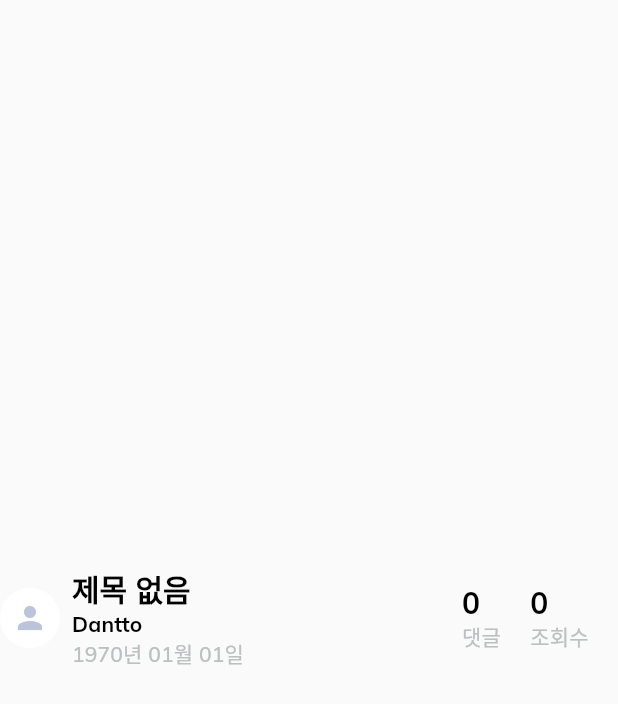
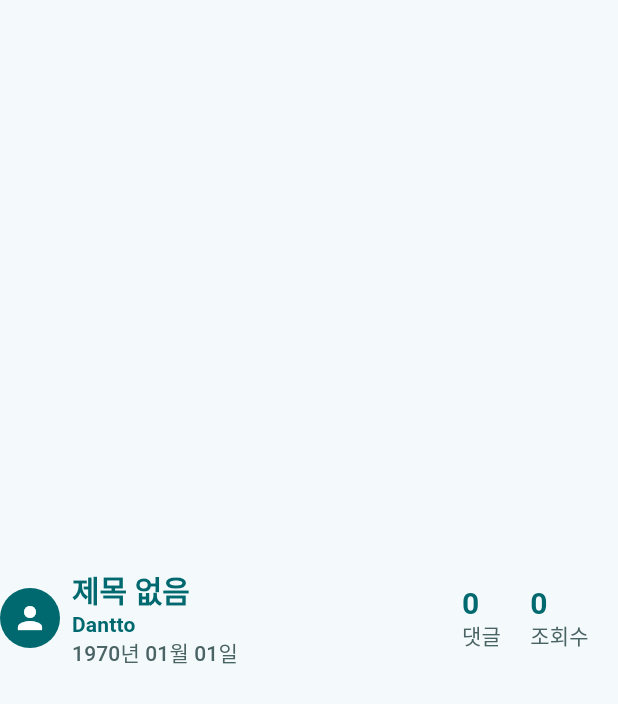
Before and after one commit to Leonamin/cuteshrew_client, a Flutter app: the HorizontalPostingItem widget shown alone on an empty page, opened directly, on a phone screen of 412 x 824 dp. Shown: the top 704 px of the screen. Run offline on Flutter 3.47's test engine with Material 2 defaults, Android fonts, the phone set to English and light mode, and no system bars; our stand-ins replace dartz, equatable, flutter_widget_from_html, flutter_widget_from_html_core, get_it, google_fonts and 3 more; missing offline and left inert: html_editor_enhanced; accounts and stored records are empty; network calls fail.

Commit message:
수정 - UI 색상 조정

```diff
--- a/lib/presentation/screens/home/page/home_page.dart
+++ b/lib/presentation/screens/home/page/home_page.dart
@@ -1,4 +1,3 @@
-import 'package:cuteshrew/presentation/config/constants/color.dart';
 import 'package:cuteshrew/presentation/helpers/responsiveness.dart';
 import 'package:cuteshrew/presentation/screens/home/page/large_home_layout.dart';
 import 'package:cuteshrew/presentation/screens/home/page/small_home_layout.dart';
@@ -14,7 +13,7 @@ class HomePage extends StatelessWidget {
     return Scaffold(
         key: scaffoldKey,
         appBar: mainAppBar(context, scaffoldKey),
-        backgroundColor: communitySecondaryColor,
+        backgroundColor: Theme.of(context).colorScheme.primary,
         extendBodyBehindAppBar: true,
         drawer: const Drawer(),
         body: const ResponsiveWidget(
--- a/lib/presentation/screens/home/page/home_screen.dart
+++ b/lib/presentation/screens/home/page/home_screen.dart
@@ -2,16 +2,11 @@ import 'package:cuteshrew/core/data/datasource/remote/community_remote_datasourc
 import 'package:cuteshrew/core/data/datasource/remote/posting_remote_datasource.dart';
 import 'package:cuteshrew/core/data/repository/community_repository_impl.dart';
 import 'package:cuteshrew/core/data/repository/posting_repository_impl.dart';
-import 'package:cuteshrew/core/domain/entity/community_entity.dart';
-import 'package:cuteshrew/core/domain/entity/community_preview_entity.dart';
 import 'package:cuteshrew/core/domain/usecase/show_main_page_usecase.dart';
-import 'package:cuteshrew/presentation/config/constants/color.dart';
 import 'package:cuteshrew/presentation/data/community_preview_data.dart';
-import 'package:cuteshrew/presentation/data/posting_preview_data.dart';
 import 'package:cuteshrew/presentation/screens/home/provider/home_page_provider.dart';
 import 'package:cuteshrew/presentation/screens/home/provider/home_page_state.dart';
 
-import 'package:cuteshrew/presentation/helpers/responsiveness.dart';
 import 'package:cuteshrew/presentation/screens/home/widgets/community_card.dart';
 import 'package:cuteshrew/presentation/screens/home/widgets/horizontal_posting_item.dart';
 import 'package:flutter/material.dart';
--- a/lib/presentation/screens/home/widgets/horizontal_posting_item.dart
+++ b/lib/presentation/screens/home/widgets/horizontal_posting_item.dart
@@ -1,4 +1,3 @@
-import 'package:cuteshrew/presentation/config/constants/color.dart';
 import 'package:cuteshrew/presentation/helpers/responsiveness.dart';
 import 'package:cuteshrew/presentation/utils/utils.dart';
 import 'package:flutter/gestures.dart';
@@ -34,8 +33,8 @@ class HorizontalPostingItem extends StatelessWidget {
                 onTap: onUserPressed,
                 child: CircleAvatar(
                   child: Icon(Icons.person),
-                  backgroundColor: Colors.white,
-                  foregroundColor: communitySecondaryColor,
+                  backgroundColor: Theme.of(context).colorScheme.primary,
+                  foregroundColor: Theme.of(context).colorScheme.onPrimary,
                 ),
               ),
               const SizedBox(
@@ -49,17 +48,19 @@ class HorizontalPostingItem extends StatelessWidget {
                       TextSpan(
                         text: "${title ?? "제목 없음"}\n",
                         style: Theme.of(context).textTheme.titleLarge!.copyWith(
-                            fontWeight: FontWeight.bold,
-                            overflow: TextOverflow.ellipsis),
+                              fontWeight: FontWeight.bold,
+                              color: Theme.of(context).colorScheme.primary,
+                              overflow: TextOverflow.ellipsis,
+                            ),
                         recognizer: TapGestureRecognizer()
                           ..onTap = onPostingPressed,
                       ),
                       TextSpan(
                         text: "${writerName ?? "Dantto"}    ",
-                        style: Theme.of(context)
-                            .textTheme
-                            .titleSmall!
-                            .copyWith(fontWeight: FontWeight.bold),
+                        style: Theme.of(context).textTheme.titleSmall!.copyWith(
+                              fontWeight: FontWeight.bold,
+                              color: Theme.of(context).colorScheme.primary,
+                            ),
                         recognizer: TapGestureRecognizer()
                           ..onTap = onUserPressed,
                       ),
@@ -67,10 +68,8 @@ class HorizontalPostingItem extends StatelessWidget {
                         const TextSpan(text: "\n"),
                       TextSpan(
                         text: "${Utils.formatTimeStamp(publishedAt ?? 0)}    ",
-                        style: Theme.of(context)
-                            .textTheme
-                            .titleSmall!
-                            .copyWith(color: communitySecondaryTextColor),
+                        style: Theme.of(context).textTheme.titleSmall!.copyWith(
+                            color: Theme.of(context).colorScheme.secondary),
                       ),
                     ],
                   ),
@@ -131,14 +130,13 @@ class HorizontalPostingItem extends StatelessWidget {
                     commentCount ?? "0",
                     style: Theme.of(context).textTheme.titleLarge!.copyWith(
                           fontWeight: FontWeight.bold,
+                          color: Theme.of(context).colorScheme.primary,
                         ),
                   ),
                   Text(
                     "댓글",
-                    style: Theme.of(context)
-                        .textTheme
-                        .titleSmall!
-                        .copyWith(color: communitySecondaryTextColor),
+                    style: Theme.of(context).textTheme.titleSmall!.copyWith(
+                        color: Theme.of(context).colorScheme.secondary),
                   ),
                 ],
               ),
@@ -151,14 +149,13 @@ class HorizontalPostingItem extends StatelessWidget {
                     "0",
                     style: Theme.of(context).textTheme.titleLarge!.copyWith(
                           fontWeight: FontWeight.bold,
+                          color: Theme.of(context).colorScheme.primary,
                         ),
                   ),
                   Text(
                     "조회수",
-                    style: Theme.of(context)
-                        .textTheme
-                        .titleSmall!
-                        .copyWith(color: communitySecondaryTextColor),
+                    style: Theme.of(context).textTheme.titleSmall!.copyWith(
+                        color: Theme.of(context).colorScheme.secondary),
                   ),
                 ],
               ),
--- a/lib/presentation/widgets/main_app_bar/main_app_bar.dart
+++ b/lib/presentation/widgets/main_app_bar/main_app_bar.dart
@@ -10,34 +10,10 @@ import 'package:flutter/material.dart';
 import 'package:provider/provider.dart';
 
 AppBar mainAppBar(BuildContext context, GlobalKey<ScaffoldState> key) => AppBar(
-      leading: //!ResponsiveWidget.isSmallScreen(context)
-          true
-              ? Row(
-                  children: [
-                    InkWell(
-                      child: Container(
-                        padding: EdgeInsets.only(left: 4),
-                        child: Image.asset(
-                          "assets/icons/logo.png",
-                          width: 50,
-                        ),
-                      ),
-                      onTap: () {
-                        locator<NavigationService>()
-                            .navigateTo(Routes.HomePageRoute);
-                      },
-                    ),
-                  ],
-                )
-              : IconButton(
-                  onPressed: () {
-                    key.currentState!.openDrawer();
-                  },
-                  icon: const Icon(Icons.menu)),
       elevation: 0.0,
       title: const MainNavTitle(),
       iconTheme: const IconThemeData(color: dark),
-      backgroundColor: lightCream,
+      backgroundColor: Theme.of(context).colorScheme.onPrimary,
     );
 
 class MainNavTitle extends StatelessWidget {
@@ -47,28 +23,32 @@ class MainNavTitle extends StatelessWidget {
   Widget build(BuildContext context) {
     return Consumer<AuthenticationState>(builder: (context, state, child) {
       return Row(
+        mainAxisAlignment: MainAxisAlignment.spaceBetween,
         children: [
-          // 이거 왜 있었는지 까먹음 사이트 제목 쓰는곳이었나?
-          // Visibility(
-          //     child: CustomText(
-          //   text: "",
-          //   color: lightGrey,
-          //   size: 20,
-          //   weight: FontWeight.bold,
-          // )),
-          Expanded(child: Container()),
+          Flexible(
+            child: Text(
+              "귀여운 땃쥐",
+              style: Theme.of(context).textTheme.titleLarge!.copyWith(
+                    fontWeight: FontWeight.bold,
+                    color: Theme.of(context).colorScheme.primary,
+                  ),
+            ),
+          ),
+          Row(
+            children: [
+              /*
               IconButton(
                   onPressed: () {},
                   icon: Icon(
                     Icons.shuffle_rounded,
-                color: dark.withOpacity(.7),
+                    color: Theme.of(context).colorScheme.primary,
                   )),
               Stack(
                 children: [
                   IconButton(
                     onPressed: () {},
                     icon: Icon(Icons.notifications),
-                color: dark.withOpacity(.7),
+                    color: Theme.of(context).colorScheme.primary,
                   ),
                   Positioned(
                       top: 7,
@@ -92,6 +72,7 @@ class MainNavTitle extends StatelessWidget {
               const SizedBox(
                 width: 24,
               ),
+              */
               InkWell(
                 onTap: () {
                   state is UnauthorizedState
@@ -100,8 +81,10 @@ class MainNavTitle extends StatelessWidget {
                       : context.read<AuthenticationProvider>().logout();
                 },
                 child: CustomText(
-              text: state is UnauthorizedState ? Strings.login : Strings.logout,
-              color: lightGrey,
+                  text: state is UnauthorizedState
+                      ? Strings.login
+                      : Strings.logout,
+                  color: Theme.of(context).colorScheme.tertiary,
                 ),
               ),
               const SizedBox(
@@ -109,7 +92,8 @@ class MainNavTitle extends StatelessWidget {
               ),
               Container(
                 decoration: BoxDecoration(
-                color: Colors.white, borderRadius: BorderRadius.circular(30)),
+                    color: Colors.white,
+                    borderRadius: BorderRadius.circular(30)),
                 child: Container(
                     padding: const EdgeInsets.all(2),
                     margin: const EdgeInsets.all(2),
@@ -127,6 +111,8 @@ class MainNavTitle extends StatelessWidget {
                     )),
               )
             ],
+          ),
+        ],
       );
     });
   }
```
Also changed, not shown: lib/main.dart (+12 -3 lines), lib/presentation/screens/home/widgets/community_card.dart (+26 -10 lines). Lines whose indentation alone changed are shown as unchanged.
